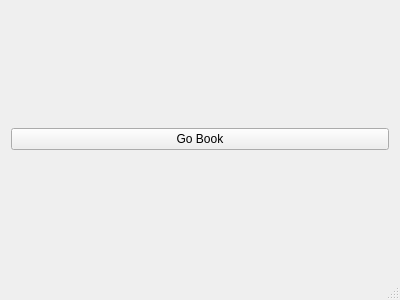
First picture: the form in mainwindow.ui, repository chchwy/haodoo-grabber, before the edit.
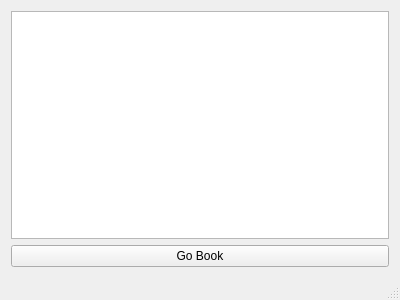
Second picture: the form after the edit.

Patch:
```diff
--- a/mainwindow.ui
+++ b/mainwindow.ui
@@ -15,6 +15,9 @@
   </property>
   <widget class="QWidget" name="centralWidget">
    <layout class="QVBoxLayout" name="verticalLayout">
+    <item>
+     <widget class="QListWidget" name="listWidget"/>
+    </item>
     <item>
      <widget class="QPushButton" name="goBookButton">
       <property name="text">
```
